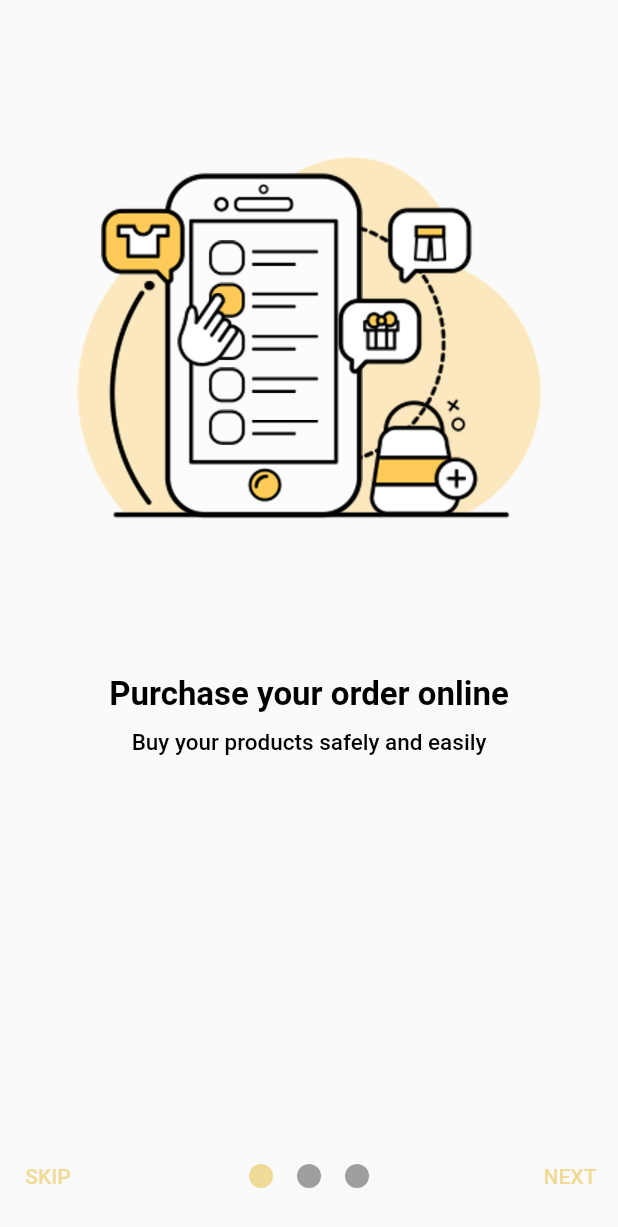
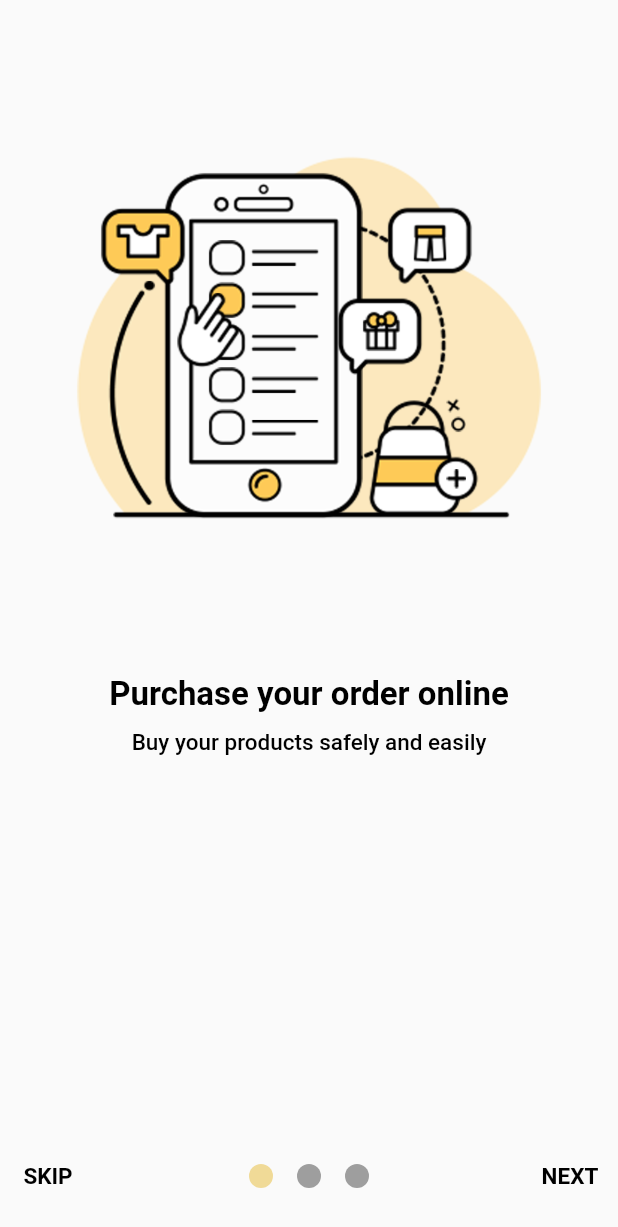
Before and after one commit to mercyjae/online_shopping_app, a Flutter app: the screen it shows after launch, after a tap on "SKIP", on a phone screen of 412 x 824 dp. Shown: the top 1227 px of the screen. Run offline on Flutter 3.47's test engine with Material 2 defaults, Android fonts, the phone set to English and light mode, and no system bars; drawn by our look-alikes of smooth_page_indicator; our stand-ins replace firebase_auth, firebase_core, fluttertoast, get, shared_preferences; accounts and stored records are empty.

Commit message:
splash screen

```diff
--- a/lib/main.dart
+++ b/lib/main.dart
@@ -4,34 +4,40 @@ import 'package:get/get.dart';
 import 'package:online_shopping/views/auth_screen/login.dart';
 import 'package:online_shopping/views/screens/home_screen.dart';
 import 'package:online_shopping/views/screens/onboarding.dart';
+import 'package:online_shopping/views/screens/splash_screen.dart';
 import 'package:shared_preferences/shared_preferences.dart';
 
 
 void main() async {
   WidgetsFlutterBinding.ensureInitialized();
-  await Firebase.initializeApp();
-  final prefs = await SharedPreferences.getInstance();
-  final showLogin = prefs.getBool("showLogin")??false;
-  Future<bool> checkEmail() async {
-    return prefs.containsKey('email');
-  }
-  final validEmail = await checkEmail();
-  print (validEmail);
-  runApp(MyApp(showLogin: showLogin, validEmail: validEmail,));
+ await Firebase.initializeApp();
+  // final prefs = await SharedPreferences.getInstance();
+  // final showLogin = prefs.getBool("showLogin") ?? false;
+  // Future<bool> checkEmail() async {
+  //   return prefs.containsKey('email');
+  // }
+  // final validEmail = await checkEmail();
+  // print (validEmail);
+  runApp(MyApp(
+  //  showLogin: showLogin, validEmail: validEmail,
+    ));
 
 }
 
 class MyApp extends StatelessWidget {
-  final bool showLogin;
-  final bool validEmail;
-  const MyApp({Key? key, required this.showLogin, required this.validEmail}) : super(key: key);
+  // final bool showLogin;
+  // final bool validEmail;
+  const MyApp({Key? key,
+  //required this.showLogin, required this.validEmail
+  }) : super(key: key);
 
   @override
   Widget build(BuildContext context) {
     return GetMaterialApp(
         debugShowCheckedModeBanner: false,
-        home: showLogin ? HomeScreen(): validEmail ? Login()  :
-        Onboarding()
+        home:
+        //showLogin ? HomeScreen(): validEmail ? Login()  :
+        SplashScreen()
     );
   }
 }
--- a/lib/views/screens/home_screen.dart
+++ b/lib/views/screens/home_screen.dart
@@ -31,12 +31,12 @@ class _HomeScreenState extends State<HomeScreen> {
                       backgroundImage: AssetImage("assets/images/anu.jpg")),
                 ),
                 ListTile(
-                  onTap: () {},
+                  onTap: () {Navigator.push(context, MaterialPageRoute(builder: (context)=> HomeScreen()));},
                   leading: Icon(Icons.home),
                   title: Text("Home"),
                 ),
                 ListTile(
-                  onTap: () {},
+                  onTap: () {Navigator.push(context, MaterialPageRoute(builder: (context)=> CartScreen()));},
                   leading: Icon(Icons.shopping_cart),
                   title: Text("Cart"),
                 ),
--- a/lib/views/screens/onboarding.dart
+++ b/lib/views/screens/onboarding.dart
@@ -53,7 +53,9 @@ class _OnboardingState extends State<Onboarding> {
         ),
       ),
       bottomSheet: isLastPage
-          ? TextButton(
+          ? Padding(
+            padding: const EdgeInsets.symmetric(vertical: 20,horizontal: 10),
+            child: TextButton(
                 style: TextButton.styleFrom(
                     primary: Color.fromRGBO(240, 218, 151, 1.0),
                     backgroundColor: Color.fromRGBO(240, 218, 151, 1.0),
@@ -68,8 +70,11 @@ class _OnboardingState extends State<Onboarding> {
                 },
                 child: Text(
                   "LET'S GO SHOPPING",
-                style: TextStyle(color: Colors.white),
-              ))
+                  style: TextStyle(color: Colors.black,
+                  fontSize: 15,
+                          fontWeight: FontWeight.w600),
+                )),
+          )
           : Container(
               height: 80,
               child: Row(
@@ -78,8 +83,10 @@ class _OnboardingState extends State<Onboarding> {
                   TextButton(
                     child: Text(
                       "SKIP",
-                      style:
-                          TextStyle(color: Color.fromRGBO(240, 218, 151, 1.0)),
+                      style: TextStyle(
+                            color: Colors.black,
+                            fontSize: 15,
+                            fontWeight: FontWeight.w600)
                     ),
                     onPressed: () {
                       controller.jumpTo(2);
@@ -100,7 +107,9 @@ class _OnboardingState extends State<Onboarding> {
                   TextButton(
                     child: Text("NEXT",
                           style: TextStyle(
-                            color: Color.fromRGBO(240, 218, 151, 1.0))),
+                            color: Colors.black,
+                            fontSize: 15,
+                            fontWeight: FontWeight.w600)),
                     onPressed: () {
                       controller.nextPage(
                           duration: Duration(milliseconds: 500),
--- /dev/null
+++ b/lib/views/screens/splash_screen.dart
@@ -0,0 +1,46 @@
+import 'dart:async';
+
+import 'package:flutter/material.dart';
+import 'package:online_shopping/views/auth_screen/login.dart';
+import 'package:online_shopping/views/screens/onboarding.dart';
+
+
+
+class SplashScreen extends StatefulWidget {
+  const SplashScreen({Key? key}) : super(key: key);
+
+  @override
+  State<SplashScreen> createState() => _SplashScreenState();
+}
+
+class _SplashScreenState extends State<SplashScreen> {
+  @override
+  void initState() {
+    super.initState();
+    Timer(Duration(seconds: 5),(){
+      Navigator.pushReplacement(context, MaterialPageRoute(builder: (context)=> Onboarding()));
+    });
+  }
+  @override
+  Widget build(BuildContext context) {
+         return  Scaffold(
+          body:Column(mainAxisAlignment: MainAxisAlignment.center,
+            children: [
+            Image.asset("assets/images/sho.png"),
+    SizedBox(height: 40,),
+    Text("Welcome to Shox",style: TextStyle(fontSize: 30,fontWeight: FontWeight.bold,
+            fontFamily: "Pacifico"),),
+  SizedBox(height: 20,),
+     Container(width: 200,height: 70,
+       decoration: BoxDecoration(borderRadius: BorderRadius.circular(12),color: Colors.lightBlue),
+       child: Center(
+         child: Text("Let's improve your appearance",
+           style: TextStyle(fontSize: 20,fontWeight: FontWeight.bold,color: Colors.black,),
+           textAlign: TextAlign.center,),
+       ),
+     ),
+
+          ],),
+      );
+  }
+}
```
Also changed, not shown: lib/screens/bags/bag_screen.dart (added, +40 -0 lines), lib/screens/dresses/dress_screen.dart (added, +42 -0 lines), lib/screens/footwear/shoes_screen.dart (added, +40 -0 lines), lib/views/auth_screen/login.dart (+5 -2 lines), lib/views/auth_screen/signup.dart (+5 -2 lines), lib/views/screens/cart_screen.dart (+6 -2 lines), pubspec.lock, 1 other file. Lines whose indentation alone changed are shown as unchanged.
